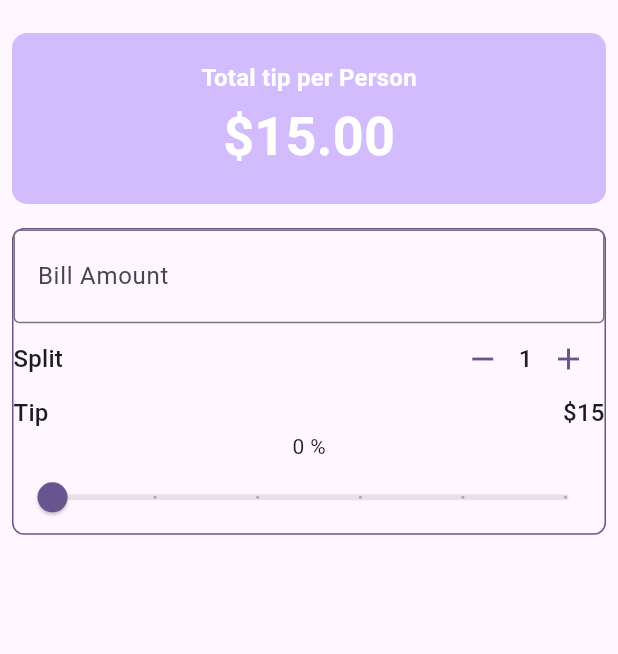
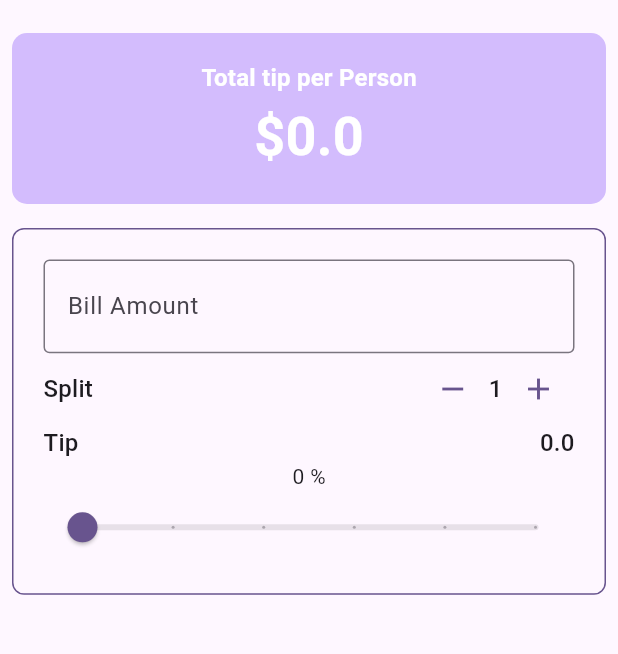
Before and after one commit to Camila1plus1/flutter-tip-calculator, a Flutter app: the screen it shows after launch, on a phone screen of 412 x 824 dp, the part 63-717 px from its top. Run offline on Flutter 3.47's test engine with Material 3 defaults, Android fonts, the light colour scheme and no system bars.

Commit message:
Adding logic and refactor billAmount

```diff
--- a/flutter_tip_app/lib/main.dart
+++ b/flutter_tip_app/lib/main.dart
@@ -1,6 +1,7 @@
 import 'package:flutter/material.dart';
 import 'package:flutter_tip_app/widgets/person_counter.dart';
 import 'package:flutter_tip_app/widgets/SamSlider.dart';
+import 'package:flutter_tip_app/widgets/billAmount.dart';
 
 void main() {
   runApp(const MyApp());
@@ -31,8 +32,17 @@ class UTip extends StatefulWidget {
 
 class _UTipState extends State<UTip> {
   int _personCount = 1;
+  double _totalBill = 0.0;
+  double _tipPercentage = 0.0;
 
-  double _tipPercentage = 0.0;
+  double billPerPerson(){
+return ((((_totalBill * _tipPercentage) + _totalBill)/_personCount).roundToDouble());
+  }
+
+  double totalTip(){
+    return _totalBill * _tipPercentage;
+  }
+
   //Methods for decrementing and incrementing the person count
   void decrementPersonCount(){
     setState(() {
@@ -51,6 +61,9 @@ class _UTipState extends State<UTip> {
   @override
   Widget build(BuildContext context) {
     var theme = Theme.of(context);
+    double total = billPerPerson();
+    double totalTips = totalTip();
+    //Style for the text in the tip calculator
     final style = theme.textTheme.titleMedium!.copyWith(
     color: theme.colorScheme.onPrimary,
     fontWeight: FontWeight.bold,
@@ -74,7 +87,7 @@ class _UTipState extends State<UTip> {
                 Text('Total tip per Person',
                 style: style,
                 ),
-            Text('\$15.00',
+            Text('\$$total',
             style: style.copyWith(
               color: theme.colorScheme.onPrimary,
               fontSize: theme.textTheme.displaySmall!.fontSize,
@@ -87,6 +100,7 @@ class _UTipState extends State<UTip> {
        Padding(
          padding: const EdgeInsets.all(8.0),
          child: Container(
+          padding: EdgeInsets.all(20),
           decoration: BoxDecoration(
             borderRadius: BorderRadius.circular(8.0),
             border: Border.all(
@@ -94,15 +108,14 @@ class _UTipState extends State<UTip> {
               ),
               child: Column(
                 children: [
-                  TextField(
-                    decoration: InputDecoration(
-                      border: OutlineInputBorder(),
-                      prefix: Icon(Icons.attach_money),
-                      labelText: 'Bill Amount'),
-                    keyboardType: TextInputType.number,
-                    onChanged:(value) {
-                       print('Value: $value');
-                    },
+                  BillAmount(
+                    billAmount: '$_totalBill',
+                    onChanged: (value){
+                      setState((){
+                        _totalBill = double.tryParse(value) ?? 0.0;
+                      });
+                      print('Bill Amount: $value');
+                    }
                   ),
                   //Section with Splitting the bill and incrementing/decrementing the person count
                   Row(
@@ -119,7 +132,7 @@ class _UTipState extends State<UTip> {
                     children: [
                       Text('Tip',
                       style: theme.textTheme.titleMedium),
-                      Text('\$15',
+                      Text('$totalTips',
                       style: theme.textTheme.titleMedium)
                     ],
                   ),
--- /dev/null
+++ b/flutter_tip_app/lib/widgets/billAmount.dart
@@ -0,0 +1,25 @@
+import 'package:flutter/material.dart';
+
+class BillAmount extends StatelessWidget {
+  const BillAmount({
+    super.key, required this.onChanged, required this.billAmount,
+  });
+
+  final String billAmount;
+  // This widget is used to input the bill amount
+  final ValueChanged<String> onChanged;
+
+  @override
+  Widget build(BuildContext context) {
+    return TextField(
+      decoration: InputDecoration(
+        border: OutlineInputBorder(),
+        prefix: Icon(Icons.attach_money),
+        labelText: 'Bill Amount'),
+      keyboardType: TextInputType.number,
+      onChanged:(String value) {
+          onChanged(value);
+      },
+    );
+  }
+}
```
